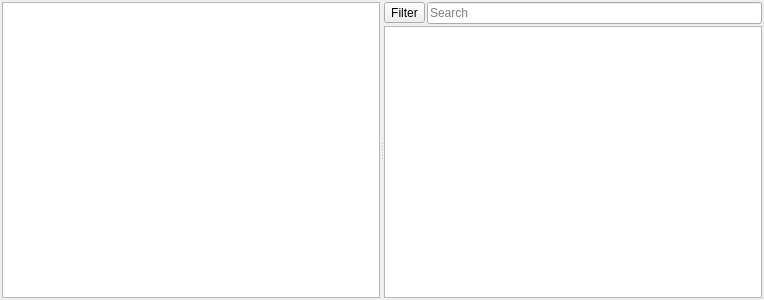
The window that worldeditor/src/editors/contentbrowser/contentbrowser.ui (thunder-engine/thunder) describes before a commit, drawn with Qt 5.
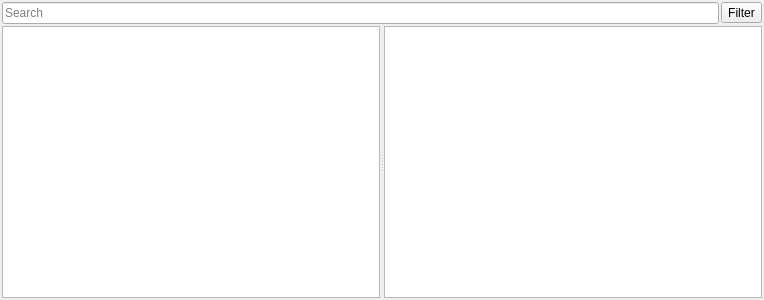
The same window after the commit. Custom widgets are drawn as their Qt base class.

Commit message:
Editor: Class name rename in case of file rename. #451 (#452)
Editor: Class name rename in case of file rename. #451

The edit to the form file:
```diff
--- a/worldeditor/src/editors/contentbrowser/contentbrowser.ui
+++ b/worldeditor/src/editors/contentbrowser/contentbrowser.ui
@@ -13,7 +13,7 @@
   <property name="windowTitle">
    <string>Content Browser</string>
   </property>
-  <layout class="QHBoxLayout" name="horizontalLayout">
+  <layout class="QVBoxLayout" name="verticalLayout">
    <property name="spacing">
     <number>2</number>
    </property>
@@ -30,42 +30,6 @@
     <number>2</number>
    </property>
    <item>
-    <widget class="QSplitter" name="splitter">
-     <property name="orientation">
-      <enum>Qt::Horizontal</enum>
-     </property>
-     <widget class="QTreeView" name="contentTree">
-      <property name="contextMenuPolicy">
-       <enum>Qt::CustomContextMenu</enum>
-      </property>
-      <property name="editTriggers">
-       <set>QAbstractItemView::DoubleClicked|QAbstractItemView::EditKeyPressed</set>
-      </property>
-      <property name="dragEnabled">
-       <bool>true</bool>
-      </property>
-      <property name="dragDropMode">
-       <enum>QAbstractItemView::DragDrop</enum>
-      </property>
-      <property name="defaultDropAction">
-       <enum>Qt::CopyAction</enum>
-      </property>
-      <property name="selectionMode">
-       <enum>QAbstractItemView::ExtendedSelection</enum>
-      </property>
-      <attribute name="headerVisible">
-       <bool>false</bool>
-      </attribute>
-     </widget>
-     <widget class="QWidget" name="layoutWidget">
-      <layout class="QVBoxLayout" name="contentLayout">
-       <property name="spacing">
-        <number>2</number>
-       </property>
-       <property name="leftMargin">
-        <number>0</number>
-       </property>
-       <item>
         <layout class="QHBoxLayout" name="filterLayout">
          <property name="spacing">
           <number>2</number>
@@ -73,6 +37,13 @@
          <property name="topMargin">
           <number>0</number>
          </property>
+     <item>
+      <widget class="QLineEdit" name="findContent">
+       <property name="placeholderText">
+        <string>Search</string>
+       </property>
+      </widget>
+     </item>
          <item>
           <widget class="QToolButton" name="filterButton">
            <property name="enabled">
@@ -92,16 +63,42 @@
            </property>
           </widget>
          </item>
-         <item>
-          <widget class="QLineEdit" name="findContent">
-           <property name="placeholderText">
-            <string>Search</string>
-           </property>
-          </widget>
-         </item>
         </layout>
        </item>
        <item>
+    <widget class="QSplitter" name="splitter">
+     <property name="orientation">
+      <enum>Qt::Horizontal</enum>
+     </property>
+     <widget class="QTreeView" name="contentTree">
+      <property name="contextMenuPolicy">
+       <enum>Qt::CustomContextMenu</enum>
+      </property>
+      <property name="editTriggers">
+       <set>QAbstractItemView::EditKeyPressed</set>
+      </property>
+      <property name="dragEnabled">
+       <bool>true</bool>
+      </property>
+      <property name="dragDropMode">
+       <enum>QAbstractItemView::DragDrop</enum>
+      </property>
+      <property name="defaultDropAction">
+       <enum>Qt::CopyAction</enum>
+      </property>
+      <property name="selectionMode">
+       <enum>QAbstractItemView::ExtendedSelection</enum>
+      </property>
+      <property name="iconSize">
+       <size>
+        <width>16</width>
+        <height>16</height>
+       </size>
+      </property>
+      <attribute name="headerVisible">
+       <bool>false</bool>
+      </attribute>
+     </widget>
         <widget class="ListView" name="contentList">
          <property name="sizePolicy">
           <sizepolicy hsizetype="Expanding" vsizetype="Expanding">
@@ -148,9 +145,6 @@
          <property name="viewMode">
           <enum>QListView::IconMode</enum>
          </property>
-        </widget>
-       </item>
-      </layout>
      </widget>
     </widget>
    </item>
```
Lines whose indentation alone changed are shown as unchanged. The commit also changes 20 other files.
